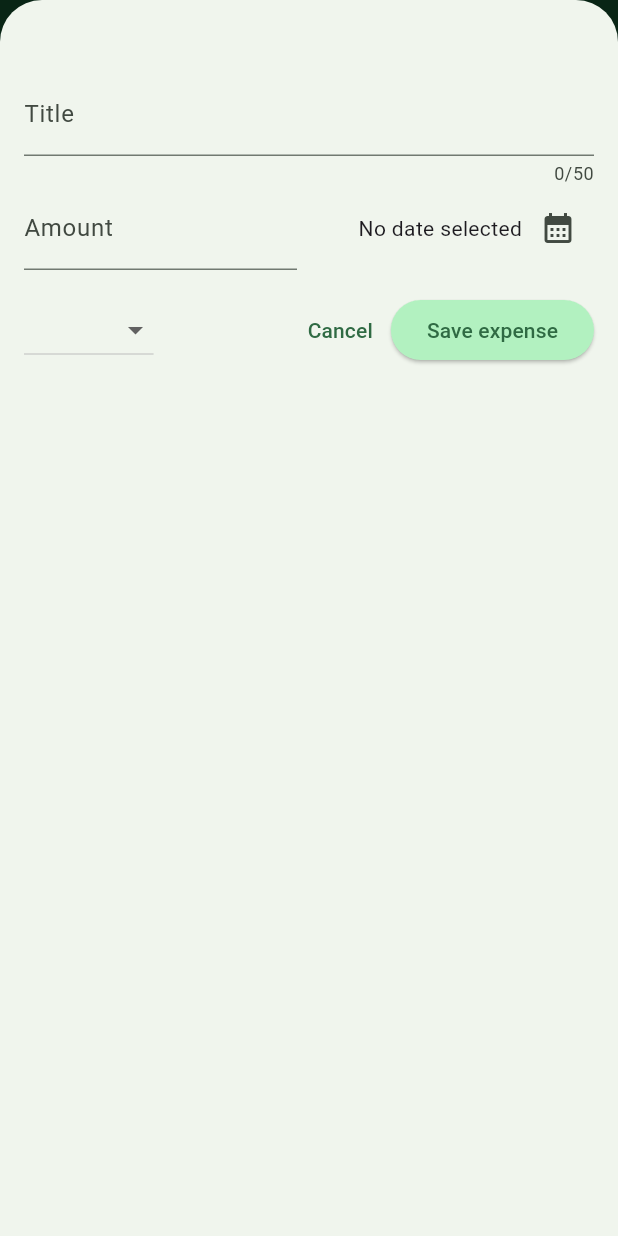
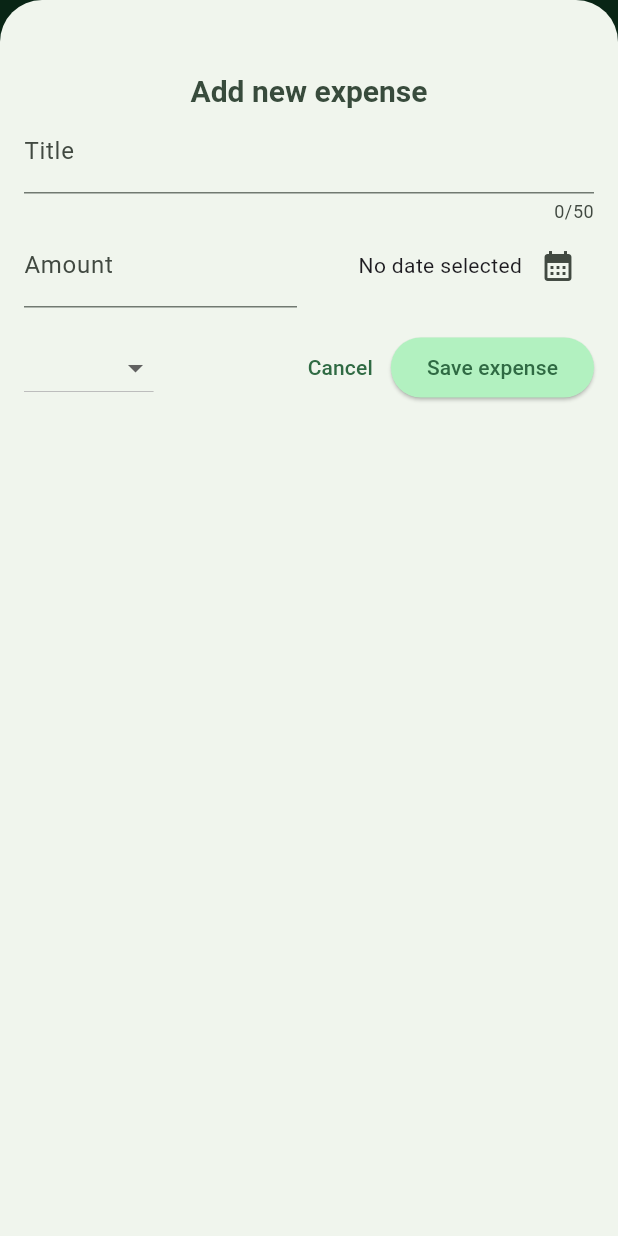
Before and after one commit to FrankFerr/flutter_course, a Flutter app: the screen it shows after launch, after a tap on the "add" icon, on a phone screen of 412 x 824 dp. Run offline on Flutter 3.47's test engine with Material 3 defaults, Android fonts, the phone set to English and light mode, and no system bars; our stand-ins replace google_fonts.

```diff
--- a/_05_expense_tracker/lib/widgets/expense/new_expense.dart
+++ b/_05_expense_tracker/lib/widgets/expense/new_expense.dart
@@ -29,6 +29,11 @@ class _NewExpense extends State<NewExpense> {
       padding: const EdgeInsetsGeometry.fromLTRB(16, 48, 16, 16),
       child: Column(
         children: [
+          // Form Title ---------------------------------->
+          Text(
+            'Add new expense',
+            style: Theme.of(context).textTheme.titleLarge,
+          ),
           // Title TextField -------------------------->
           TextField(
             controller: _titleController,
```
Also changed, not shown: _05_expense_tracker/lib/widgets/expense/expenses.dart (+19 -0 lines).
